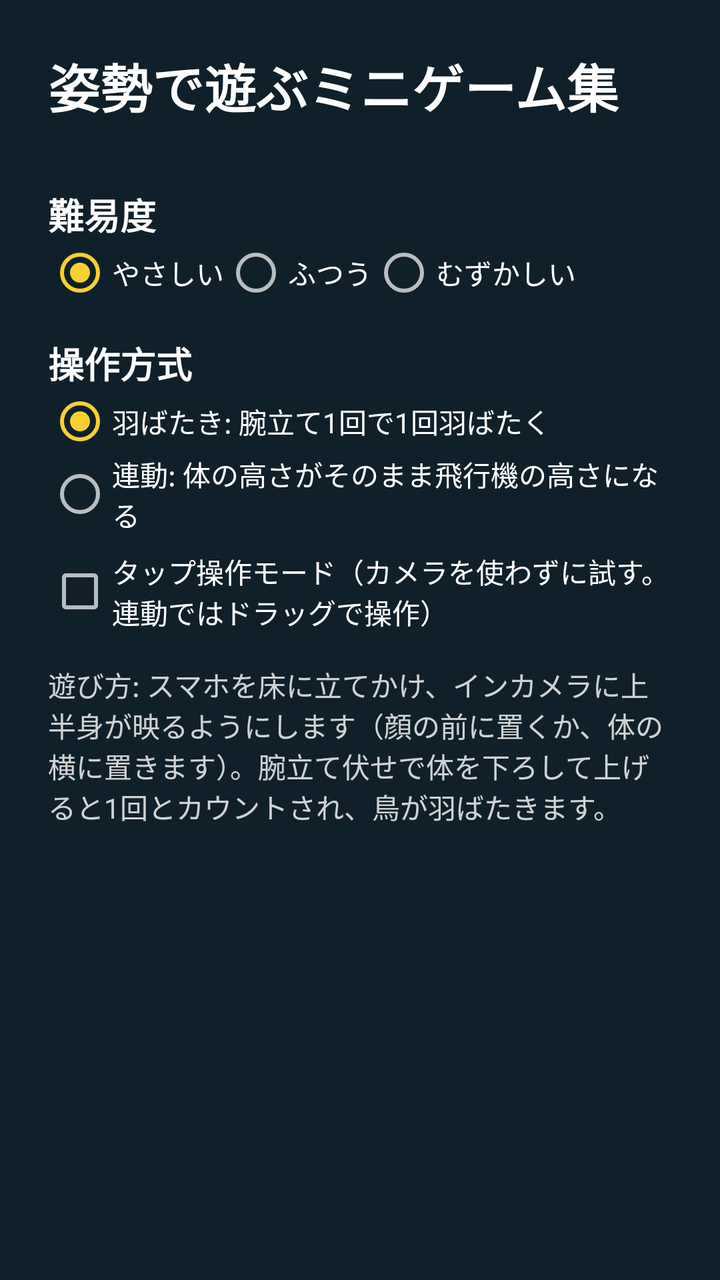
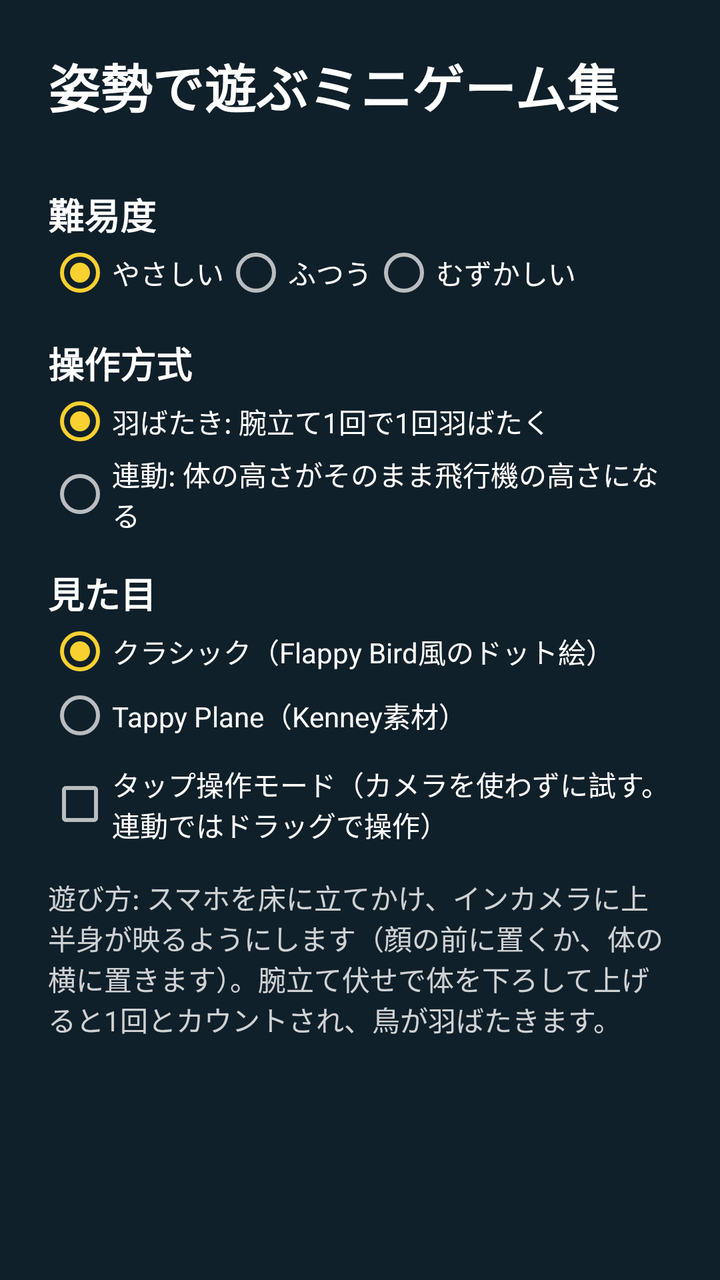

The first picture is an Android layout as it rendered before a commit; the second is the same layout after the commit. The layout source and the unified diff follow.
<!-- AndroidManifest.xml: application theme Theme.PushupFlappy -->
<!-- res/layout/activity_main.xml -->
<?xml version="1.0" encoding="utf-8"?>
<ScrollView xmlns:android="http://schemas.android.com/apk/res/android"
    android:layout_width="match_parent"
    android:layout_height="match_parent"
    android:fitsSystemWindows="true">

    <LinearLayout
        android:layout_width="match_parent"
        android:layout_height="wrap_content"
        android:orientation="vertical"
        android:padding="24dp">

        <TextView
            android:layout_width="wrap_content"
            android:layout_height="wrap_content"
            android:text="@string/menu_title"
            android:textSize="26sp"
            android:textStyle="bold" />

        <LinearLayout
            android:id="@+id/game_list"
            android:layout_width="match_parent"
            android:layout_height="wrap_content"
            android:layout_marginTop="16dp"
            android:orientation="vertical" />

        <TextView
            android:layout_width="wrap_content"
            android:layout_height="wrap_content"
            android:layout_marginTop="16dp"
            android:text="@string/menu_difficulty"
            android:textSize="18sp"
            android:textStyle="bold" />

        <RadioGroup
            android:id="@+id/difficulty"
            android:layout_width="match_parent"
            android:layout_height="wrap_content"
            android:checkedButton="@+id/difficulty_easy"
            android:orientation="horizontal">

            <RadioButton
                android:id="@id/difficulty_easy"
                android:layout_width="wrap_content"
                android:layout_height="wrap_content"
                android:text="@string/difficulty_easy" />

            <RadioButton
                android:id="@+id/difficulty_normal"
                android:layout_width="wrap_content"
                android:layout_height="wrap_content"
                android:text="@string/difficulty_normal" />

            <RadioButton
                android:id="@+id/difficulty_hard"
                android:layout_width="wrap_content"
                android:layout_height="wrap_content"
                android:text="@string/difficulty_hard" />
        </RadioGroup>

        <TextView
            android:layout_width="wrap_content"
            android:layout_height="wrap_content"
            android:layout_marginTop="16dp"
            android:text="@string/menu_control_mode"
            android:textSize="18sp"
            android:textStyle="bold" />

        <RadioGroup
            android:id="@+id/control_mode"
            android:layout_width="match_parent"
            android:layout_height="wrap_content"
            android:checkedButton="@+id/control_flap"
            android:orientation="vertical">

            <RadioButton
                android:id="@id/control_flap"
                android:layout_width="wrap_content"
                android:layout_height="wrap_content"
                android:text="@string/control_flap" />

            <RadioButton
                android:id="@+id/control_linked"
                android:layout_width="wrap_content"
                android:layout_height="wrap_content"
                android:text="@string/control_linked" />
        </RadioGroup>

        <CheckBox
            android:id="@+id/tap_mode"
            android:layout_width="wrap_content"
            android:layout_height="wrap_content"
            android:layout_marginTop="8dp"
            android:text="@string/menu_tap_mode" />

        <TextView
            android:layout_width="match_parent"
            android:layout_height="wrap_content"
            android:layout_marginTop="16dp"
            android:alpha="0.8"
            android:text="@string/menu_howto"
            android:textSize="14sp" />
    </LinearLayout>
</ScrollView>
<!-- resources referenced by this layout -->
<resources>
  <string name="control_flap">羽ばたき: 腕立て1回で1回羽ばたく</string>
  <string name="control_linked">連動: 体の高さがそのまま飛行機の高さになる</string>
  <string name="difficulty_easy">やさしい</string>
  <string name="difficulty_hard">むずかしい</string>
  <string name="difficulty_normal">ふつう</string>
  <string name="menu_control_mode">操作方式</string>
  <string name="menu_difficulty">難易度</string>
  <string name="menu_howto">遊び方: スマホを床に立てかけ、インカメラに上半身が映るようにします（顔の前に置くか、体の横に置きます）。腕立て伏せで体を下ろして上げると1回とカウントされ、鳥が羽ばたきます。</string>
  <string name="menu_tap_mode">タップ操作モード（カメラを使わずに試す。連動ではドラッグで操作）</string>
  <string name="menu_title">姿勢で遊ぶミニゲーム集</string>
  <style name="Theme.PushupFlappy" parent="Theme.AppCompat.NoActionBar">
          <item name="colorPrimary">@color/pipe</item>
          <item name="colorPrimaryDark">@color/background</item>
          <item name="colorAccent">@color/bird</item>
          <item name="android:windowBackground">@color/background</item>
          <item name="android:textColor">@color/text</item>
      </style>
  <color name="pipe">#FF5EBD3E</color>
  <color name="background">#FF10202A</color>
  <color name="bird">#FFF8D030</color>
  <color name="text">#FFFFFFFF</color>
</resources>

<!-- the commit's change to res/layout/activity_main.xml (unified diff, before → after) -->
@@ -86,6 +86,34 @@
                 android:text="@string/control_linked" />
         </RadioGroup>
 
+        <TextView
+            android:layout_width="wrap_content"
+            android:layout_height="wrap_content"
+            android:layout_marginTop="16dp"
+            android:text="@string/menu_theme"
+            android:textSize="18sp"
+            android:textStyle="bold" />
+
+        <RadioGroup
+            android:id="@+id/theme"
+            android:layout_width="match_parent"
+            android:layout_height="wrap_content"
+            android:checkedButton="@+id/theme_classic"
+            android:orientation="vertical">
+
+            <RadioButton
+                android:id="@id/theme_classic"
+                android:layout_width="wrap_content"
+                android:layout_height="wrap_content"
+                android:text="@string/theme_classic" />
+
+            <RadioButton
+                android:id="@+id/theme_kenney"
+                android:layout_width="wrap_content"
+                android:layout_height="wrap_content"
+                android:text="@string/theme_kenney" />
+        </RadioGroup>
+
         <CheckBox
             android:id="@+id/tap_mode"
             android:layout_width="wrap_content"
<!-- resource entries referenced after the edit -->
@@ -9,7 +9,10 @@
   <string name="menu_difficulty">難易度</string>
   <string name="menu_howto">遊び方: スマホを床に立てかけ、インカメラに上半身が映るようにします（顔の前に置くか、体の横に置きます）。腕立て伏せで体を下ろして上げると1回とカウントされ、鳥が羽ばたきます。</string>
   <string name="menu_tap_mode">タップ操作モード（カメラを使わずに試す。連動ではドラッグで操作）</string>
+  <string name="menu_theme">見た目</string>
   <string name="menu_title">姿勢で遊ぶミニゲーム集</string>
+  <string name="theme_classic">クラシック（Flappy Bird風のドット絵）</string>
+  <string name="theme_kenney">Tappy Plane（Kenney素材）</string>
   <style name="Theme.PushupFlappy" parent="Theme.AppCompat.NoActionBar">
           <item name="colorPrimary">@color/pipe</item>
           <item name="colorPrimaryDark">@color/background</item>
